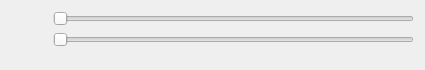
The window that Peleng/3DHyperCube/ContrastWindow.ui (remsens/Peleng) describes before a commit, drawn with Qt 5.
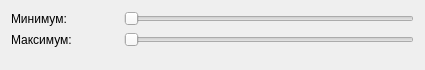
The same window after the commit.

Commit message: Contrast Window updates "Контрастирование боковых граней- Название окна "Контрастирование боковых граней", то же для контр-я верхних граней. Названия ползунков в окнах"

Diff of the .ui file:
```diff
--- a/Peleng/3DHyperCube/ContrastWindow.ui
+++ b/Peleng/3DHyperCube/ContrastWindow.ui
@@ -34,21 +34,21 @@
   <layout class="QVBoxLayout" name="verticalLayout_2">
    <item>
     <layout class="QGridLayout" name="gridLayout">
-     <item row="1" column="1">
+     <item row="1" column="2">
       <widget class="QSlider" name="sliderMax">
        <property name="orientation">
         <enum>Qt::Horizontal</enum>
        </property>
       </widget>
      </item>
-     <item row="0" column="1">
+     <item row="0" column="2">
       <widget class="QSlider" name="sliderMin">
        <property name="orientation">
         <enum>Qt::Horizontal</enum>
        </property>
       </widget>
      </item>
-     <item row="2" column="1">
+     <item row="2" column="2">
       <spacer name="verticalSpacer">
        <property name="orientation">
         <enum>Qt::Vertical</enum>
@@ -64,7 +64,7 @@
        </property>
       </spacer>
      </item>
-     <item row="0" column="0">
+     <item row="0" column="1">
       <widget class="QLabel" name="labelMin">
        <property name="sizePolicy">
         <sizepolicy hsizetype="Minimum" vsizetype="Preferred">
@@ -83,7 +83,7 @@
        </property>
       </widget>
      </item>
-     <item row="1" column="0">
+     <item row="1" column="1">
       <widget class="QLabel" name="labelMax">
        <property name="sizePolicy">
         <sizepolicy hsizetype="Fixed" vsizetype="Preferred">
@@ -102,6 +102,20 @@
        </property>
       </widget>
      </item>
+     <item row="0" column="0">
+      <widget class="QLabel" name="TextMin">
+       <property name="text">
+        <string>Минимум: </string>
+       </property>
+      </widget>
+     </item>
+     <item row="1" column="0">
+      <widget class="QLabel" name="TextMax">
+       <property name="text">
+        <string>Максимум: </string>
+       </property>
+      </widget>
+     </item>
     </layout>
    </item>
   </layout>
```
The commit also changes 2 other files.
